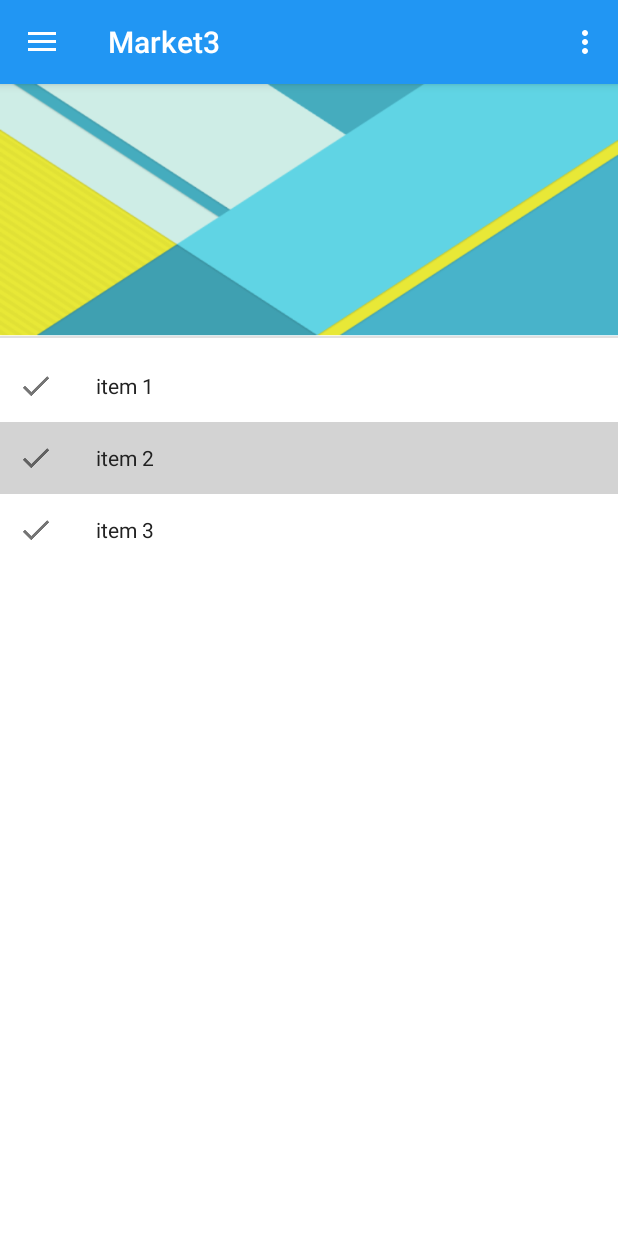
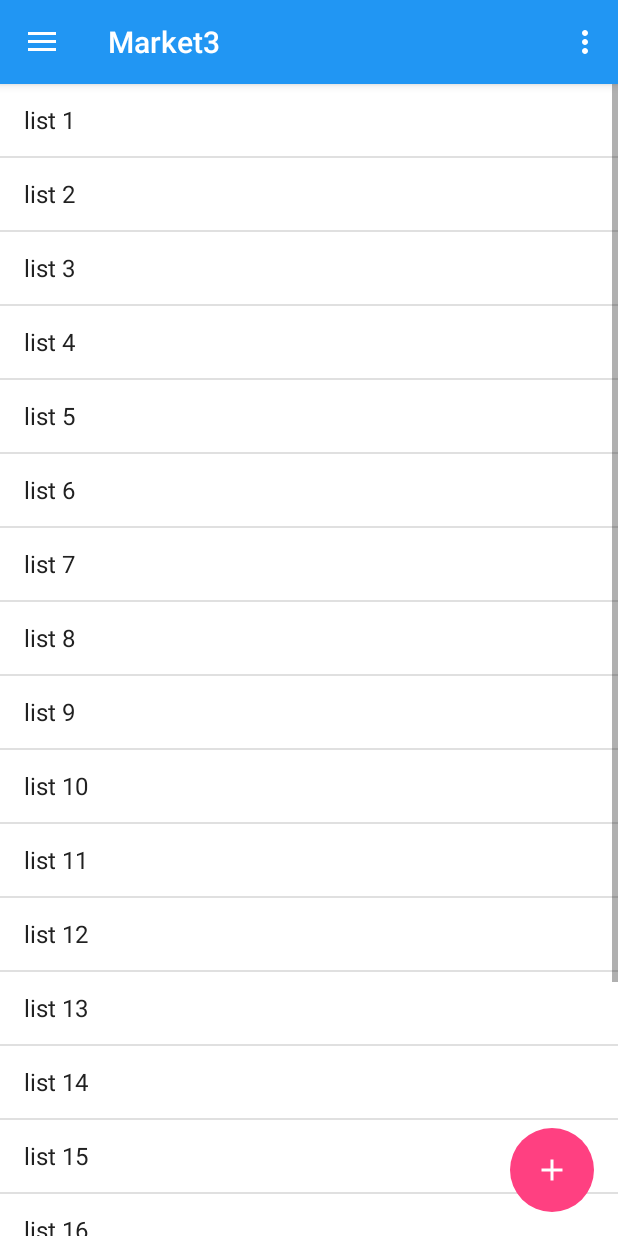
Before and after one commit to viniciusdelemos/Market3, an Android app: the fragment NavigationDrawerFragment placed in its activity, after a tap on "item 2", on a phone screen of 412 x 824 dp. Run offline under Robolectric (Android 15) with nearby library versions, the phone set to English and light mode, and no system bars.

```diff
--- a/app/src/main/java/com/test/market3/MainActivity.java
+++ b/app/src/main/java/com/test/market3/MainActivity.java
@@ -1,16 +1,21 @@
 package com.test.market3;
 
+import android.app.Fragment;
+import android.app.FragmentManager;
 import android.graphics.BitmapFactory;
 import android.os.Bundle;
 import android.support.v4.widget.DrawerLayout;
-import android.support.v7.app.ActionBarActivity;
+import android.support.v7.app.AppCompatActivity;
 import android.support.v7.widget.Toolbar;
 import android.view.Menu;
 import android.view.MenuItem;
 import android.widget.Toast;
 
+import com.test.market3.fragment.StatsFragment;
+import com.test.market3.fragment.StviniFragment;
 
-public class MainActivity extends ActionBarActivity
+
+public class MainActivity extends AppCompatActivity
         implements NavigationDrawerCallbacks {
 
     /**
@@ -33,14 +38,76 @@ public class MainActivity extends ActionBarActivity
 
         // Set up the drawer.
         mNavigationDrawerFragment.setup(R.id.fragment_drawer, (DrawerLayout) findViewById(R.id.drawer), mToolbar);
+
         // populate the navigation drawer
         mNavigationDrawerFragment.setUserData("Vinicius", "viniciusdelemos@gmail.com", BitmapFactory.decodeResource(getResources(), R.drawable.avatar));
     }
 
     @Override
     public void onNavigationDrawerItemSelected(int position) {
+
         // update the main content by replacing fragments
         Toast.makeText(this, "Menu item selected -> " + position, Toast.LENGTH_SHORT).show();
+
+        if(position == 1){
+
+            FragmentManager fragmentManager = getFragmentManager();
+
+            Fragment fragment = null;
+
+            fragment = getFragmentManager().findFragmentByTag(StatsFragment.TAG);
+
+            if (fragment == null) {
+
+                Toast.makeText(this, "Fragment NOT Visible -> " + position, Toast.LENGTH_SHORT).show();
+
+                fragment = new StatsFragment();
+
+                getFragmentManager().beginTransaction().replace(R.id.container, fragment, StatsFragment.TAG).commit();
+            }
+            else {
+
+                Toast.makeText(this, "Fragment IS Visible -> " + position, Toast.LENGTH_SHORT).show();
+            }
+
+
+
+            /*fragmentClass = MarketListFragment.class;
+
+            try {
+                fragment = (Fragment) fragmentClass.newInstance();
+            } catch (Exception e) {
+                e.printStackTrace();
+            }
+
+            // Insert the fragment by replacing any existing fragment
+            FragmentManager fragmentManager = getSupportFragmentManager();
+            fragmentManager.beginTransaction().replace(R.id.container, fragment).commit();
+
+            setTitle("Position: " + position);*/
+        }
+        else if(position == 2)
+        {
+            FragmentManager fragmentManager = getFragmentManager();
+
+            Fragment fragment = null;
+
+            fragment = getFragmentManager().findFragmentByTag(StviniFragment.TAG);
+
+            if (fragment == null) {
+
+                Toast.makeText(this, "Fragment NOT Visible -> " + position, Toast.LENGTH_SHORT).show();
+
+                fragment = new StviniFragment();
+
+                getFragmentManager().beginTransaction().replace(R.id.container, fragment, StviniFragment.TAG).commit();
+            }
+            else {
+
+                Toast.makeText(this, "Fragment IS Visible -> " + position, Toast.LENGTH_SHORT).show();
+            }
+        }
+
     }
 
 
--- a/app/src/main/java/com/test/market3/NavigationDrawerFragment.java
+++ b/app/src/main/java/com/test/market3/NavigationDrawerFragment.java
@@ -2,6 +2,7 @@ package com.test.market3;
 
 import android.app.Activity;
 import android.app.Fragment;
+import android.content.Context;
 import android.content.SharedPreferences;
 import android.content.res.Configuration;
 import android.graphics.Bitmap;
@@ -16,6 +17,7 @@ import android.graphics.Shader;
 import android.graphics.drawable.Drawable;
 import android.os.Bundle;
 import android.preference.PreferenceManager;
+import android.support.v4.content.ContextCompat;
 import android.support.v7.app.ActionBarDrawerToggle;
 import android.support.v4.widget.DrawerLayout;
 import android.support.v7.widget.LinearLayoutManager;
@@ -117,10 +119,23 @@ public class NavigationDrawerFragment extends Fragment implements NavigationDraw
     }
 
     public List<NavigationItem> getMenu() {
+
         List<NavigationItem> items = new ArrayList<NavigationItem>();
+
         items.add(new NavigationItem("item 1", getResources().getDrawable(R.drawable.ic_menu_check)));
         items.add(new NavigationItem("item 2", getResources().getDrawable(R.drawable.ic_menu_check)));
         items.add(new NavigationItem("item 3", getResources().getDrawable(R.drawable.ic_menu_check)));
+
+        /*items.add(new NavigationItem(getString(R.string.search), getResources().getDrawable(R.drawable.ic_action_search)));
+        items.add(new NavigationItem(getString(R.string.stats), getResources().getDrawable(R.drawable.ic_action_trending_up)));
+        items.add(new NavigationItem(getString(R.string.myaccount), getResources().getDrawable(R.drawable.ic_action_account_box)));
+        items.add(new NavigationItem(getString(R.string.settings), getResources().getDrawable(R.drawable.ic_action_settings)));*/
+
+
+        items.add(new NavigationItem("Search", getResources().getDrawable(R.drawable.ic_menu_check)));
+        items.add(new NavigationItem("My Account", getResources().getDrawable(R.drawable.ic_menu_check)));
+        items.add(new NavigationItem("Settings", getResources().getDrawable(R.drawable.ic_menu_check)));
+
         return items;
     }
 
--- /dev/null
+++ b/app/src/main/java/com/test/market3/fragment/StatsFragment.java
@@ -0,0 +1,54 @@
+package com.test.market3.fragment;
+
+import android.os.Bundle;
+import android.support.annotation.Nullable;
+import android.app.Fragment;
+import android.view.LayoutInflater;
+import android.view.View;
+import android.view.ViewGroup;
+import android.widget.ArrayAdapter;
+import android.widget.ListView;
+
+import com.test.market3.R;
+
+import java.util.ArrayList;
+import java.util.List;
+
+public class StatsFragment extends Fragment {
+
+    public static final String TAG = "stats";
+
+    @Nullable
+    @Override
+    public View onCreateView(LayoutInflater inflater, ViewGroup container, Bundle savedInstanceState) {
+        return inflater.inflate(R.layout.statsfragment, container, false);
+    }
+
+    @Override
+    public void onActivityCreated(Bundle savedInstanceState) {
+        super.onActivityCreated(savedInstanceState);
+        List<String> content = new ArrayList<>();
+        content.add("list 1");
+        content.add("list 2");
+        content.add("list 3");
+        content.add("list 4");
+        content.add("list 5");
+        content.add("list 6");
+        content.add("list 7");
+        content.add("list 8");
+        content.add("list 9");
+        content.add("list 10");
+        content.add("list 11");
+        content.add("list 12");
+        content.add("list 13");
+        content.add("list 14");
+        content.add("list 15");
+        content.add("list 16");
+        content.add("list 17");
+        content.add("list 18");
+        content.add("list 19");
+        content.add("list 20");
+        ListView listView = (ListView) getActivity().findViewById(R.id.listView);
+        listView.setAdapter(new ArrayAdapter<>(getActivity(), android.R.layout.simple_list_item_1, content));
+    }
+}
--- /dev/null
+++ b/app/src/main/res/drawable/floating_button.xml
@@ -0,0 +1,24 @@
+<?xml version="1.0" encoding="utf-8"?>
+<selector xmlns:android="http://schemas.android.com/apk/res/android">
+    <item android:state_pressed="true">
+        <shape
+            xmlns:android="http://schemas.android.com/apk/res/android"
+            android:shape="oval">
+            <solid android:color="@color/myAccentColor"/>
+
+            <size
+                android:width="56dp"
+                android:height="56dp"/>
+        </shape>
+    </item>
+
+    <item>
+        <shape android:shape="oval">
+            <solid android:color="@color/myAccentColor"/>
+            <size
+                android:width="56dp"
+                android:height="56dp"/>
+        </shape>
+    </item>
+
+</selector>
--- /dev/null
+++ b/app/src/main/res/layout/statsfragment.xml
@@ -0,0 +1,24 @@
+<?xml version="1.0" encoding="utf-8"?>
+<RelativeLayout xmlns:android="http://schemas.android.com/apk/res/android"
+    android:orientation="vertical"
+    android:layout_width="match_parent"
+    android:layout_height="match_parent">
+
+    <ListView
+        android:layout_width="match_parent"
+        android:layout_height="match_parent"
+        android:id="@+id/listView"/>
+
+    <ImageView
+        android:layout_width="56dp"
+        android:layout_height="56dp"
+        android:id="@+id/imageView"
+        android:layout_alignParentBottom="true"
+        android:layout_alignParentRight="true"
+        android:layout_alignParentEnd="true"
+        android:layout_margin="16dp"
+        android:background="@drawable/floating_button"
+        android:src="@drawable/ic_add_white"
+        android:padding="16dp"/>
+
+</RelativeLayout>
```
Also changed, not shown: app/src/main/java/com/test/market3/NavigationItem.java (+0 -3 lines), app/src/main/java/com/test/market3/fragment/StviniFragment.java (added, +55 -0 lines), app/src/main/res/layout/stvinifragment.xml (added, +24 -0 lines), app/src/main/res/drawable-hdpi/ic_add_white.png (added), app/src/main/res/drawable-mdpi/ic_add_white.png (added), app/src/main/res/drawable-xhdpi/ic_add_white.png (added), app/src/main/res/drawable-xxhdpi/ic_add_white.png (added).
